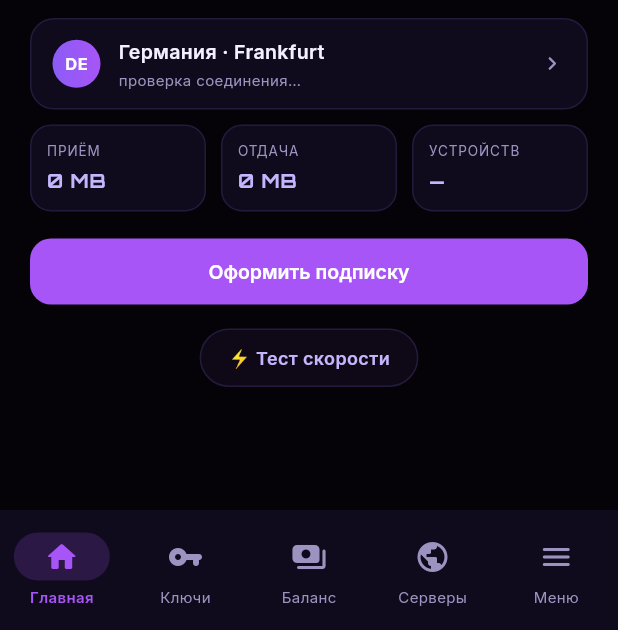
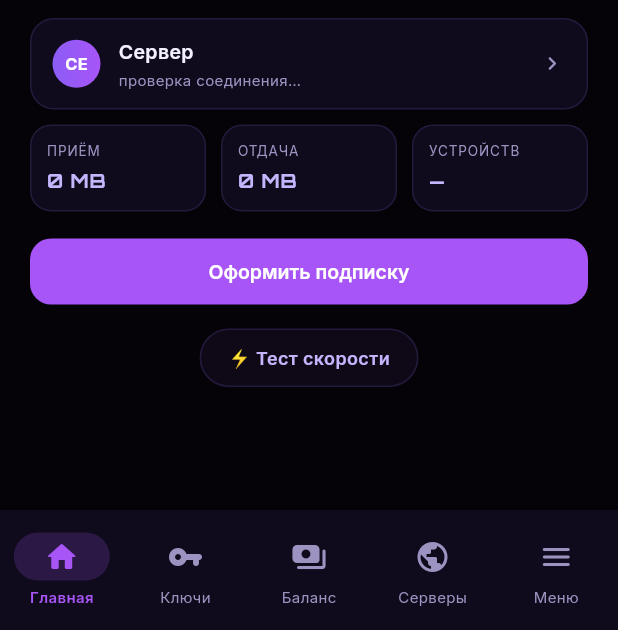
Before and after one commit to lRedRuml/1, a Flutter app: the screen it shows after launch, after a tap on "Пропустить", on a phone screen of 412 x 824 dp, the part 606-1236 px from its top. Run offline on Flutter 3.47's test engine with Material 3 defaults, Android fonts, the phone set to English and light mode, and no system bars; our stand-ins replace flutter_secure_storage, google_fonts, shared_preferences; missing offline and left inert: flutter_vless, installed_apps; network calls fail.

Commit message:
Fix: Use dynamic selected server in ConnectScreen instead of hardcoded value
Co-authored-by: lRedRuml <316889474+lRedRuml@users.noreply.github.com>

```diff
--- a/app/lib/screens/connect_screen.dart
+++ b/app/lib/screens/connect_screen.dart
@@ -3,6 +3,7 @@ import '../theme.dart';
 import '../widgets/neon.dart';
 import '../services/api_client.dart';
 import '../services/tunnel_service.dart';
+import '../state/selected_server.dart';
 import 'plans_screen.dart';
 import 'servers_screen.dart';
 
@@ -49,16 +50,22 @@ class _ConnectScreenState extends State<ConnectScreen> {
   void initState() {
     super.initState();
     _tunnel.status.addListener(_onTunnelStatus);
+    SelectedServer.displayName.addListener(_onServerSelected);
     _loadKeyState();
   }
 
   @override
   void dispose() {
     _tunnel.status.removeListener(_onTunnelStatus);
+    SelectedServer.displayName.removeListener(_onServerSelected);
     super.dispose();
   }
 
   void _onTunnelStatus() {
+    if (mounted) setState(() {});
+  }
+
+  void _onServerSelected() {
     if (mounted) setState(() {});
   }
 
@@ -168,12 +175,22 @@ class _ConnectScreenState extends State<ConnectScreen> {
     return '$_latencyMs мс · медленно';
   }
 
+  String _getCountryCode(String? name) {
+    if (name == null || name.isEmpty) return '??';
+    final trimmed = name.trim();
+    if (trimmed.isEmpty) return '??';
+    final firstWord = trimmed.split(RegExp(r'\s+')).first;
+    return firstWord.length >= 2 ? firstWord.substring(0, 2).toUpperCase() : firstWord.toUpperCase();
+  }
+
   @override
   Widget build(BuildContext context) {
     final hasKey = _activeKey != null;
     final connected = _tunnel.isConnected;
     final s = _tunnel.status.value;
     final devicesLimit = hasKey ? (_activeKey!['devices_limit'] as num?)?.toInt() : null;
+    final selectedServerName = SelectedServer.displayName.value ?? 'Сервер';
+    final serverCountryCode = _getCountryCode(selectedServerName);
 
     return SingleChildScrollView(
       padding: const EdgeInsets.fromLTRB(20, 22, 20, 20),
@@ -194,8 +211,8 @@ class _ConnectScreenState extends State<ConnectScreen> {
               child: Text(_keyError!, style: const TextStyle(color: AppColors.danger, fontSize: 12)),
             ),
           ServerPill(
-            code: 'DE',
-            name: 'Германия · Frankfurt',
+           code: serverCountryCode,
+           name: selectedServerName,
             pingLabel: _latencyLabel,
             pingColor: (_latencyMs != null && _latencyMs! < 200) ? AppColors.success : AppColors.textDim,
             trailing: const Icon(Icons.chevron_right_rounded, color: AppColors.textDim, size: 18),
```
